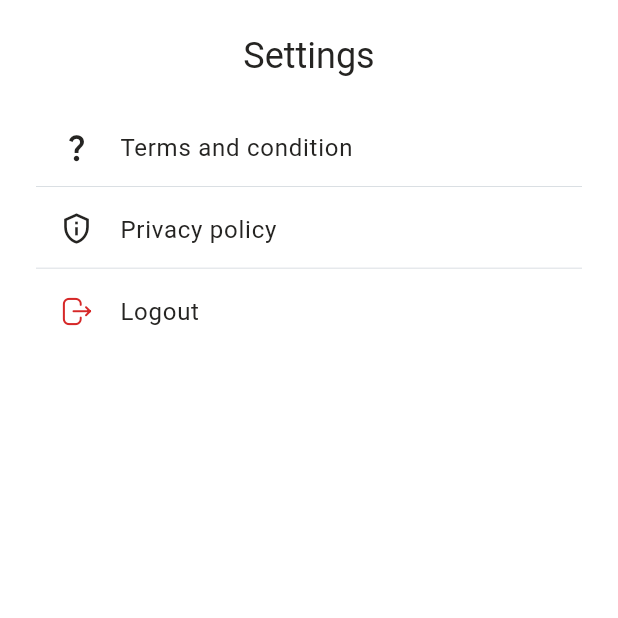
After one commit to sina-moradbakhti/rewear, a Flutter app: the Settings screen opened by its route, on a phone screen of 412 x 824 dp, the top half of it. The commit adds this screen. Run offline on Flutter 3.47's test engine with Material 2 defaults, Android fonts, the phone set to English and light mode, and no system bars; our stand-ins replace cloud_firestore, firebase_auth, firebase_core, flutter_svg, get, get_storage and 2 more; missing offline and left inert: ms_material_color; accounts and stored records are empty; statements that could not run were skipped.

Commit message:
large update

```diff
--- /dev/null
+++ b/lib/blocs/search.bloc.dart
@@ -0,0 +1,3 @@
+import 'package:get/get.dart';
+
+class SearchBloc extends GetxController {}
--- a/lib/blocs/signup.bloc.dart
+++ b/lib/blocs/signup.bloc.dart
@@ -90,6 +90,7 @@ class SignupBloc extends GetxController {
           .add(user.toJsonForFirestore());
       AppInit().user = user;
       await AppInit().user.saveToCacheAndLogin();
+      loading.value = false; // Stop loading
       Get.offAllNamed(MyRoutes.home);
     } catch (error) {
       loading.value = false; // Stop loading
--- a/lib/generals/routes.dart
+++ b/lib/generals/routes.dart
@@ -10,4 +10,6 @@ class MyRoutes {
   static const String repair = '/repair';
   static const String promotion = '/promotion';
   static const String redesign = '/redesign';
+  static const String settings = '/settings';
+  static const String search = '/search';
 }
--- a/lib/generals/strings.dart
+++ b/lib/generals/strings.dart
@@ -49,4 +49,16 @@ class MyStrings {
 
   // Promotion
   static const String promotion_title = 'Promotion';
+
+  // Settings
+  static const String settings_title = 'Settings';
+
+  // Settings
+  static const String search_title = 'Search';
+
+  // Generals
+  static const String termsCondition = 'Terms and condition';
+  static const String privacyPolicy = 'Privacy policy';
+  static const String privacyStatement = 'Privacy Statement';
+  static const String logOut = 'Logout';
 }
--- a/lib/generals/widgets/loading.widget.dart
+++ b/lib/generals/widgets/loading.widget.dart
@@ -1,6 +1,4 @@
 import 'package:flutter/material.dart';
-import 'package:flutter/src/foundation/key.dart';
-import 'package:flutter/src/widgets/framework.dart';
 import 'package:rewear/generals/colors.dart';
 
 class MyLoading extends StatelessWidget {
--- a/lib/main.dart
+++ b/lib/main.dart
@@ -11,6 +11,8 @@ import 'package:rewear/views/login/view.dart';
 import 'package:rewear/views/promotion/view.dart';
 import 'package:rewear/views/redesign/view.dart';
 import 'package:rewear/views/repair/view.dart';
+import 'package:rewear/views/search/view.dart';
+import 'package:rewear/views/settings/view.dart';
 import 'package:rewear/views/signUp/view.dart';
 import 'package:rewear/views/welcomeScreen/view.dart';
 
@@ -41,6 +43,8 @@ class MyApp extends StatelessWidget {
           GetPage(name: MyRoutes.repair, page: () => const Repair()),
           GetPage(name: MyRoutes.promotion, page: () => const Promotion()),
           GetPage(name: MyRoutes.home, page: () => const Home()),
+          GetPage(name: MyRoutes.settings, page: () => Settings()),
+          GetPage(name: MyRoutes.search, page: () => Search()),
         ],
         initialRoute: MyRoutes.launch, // MyRoutes.launch
       ),
--- a/lib/models/user.dart
+++ b/lib/models/user.dart
@@ -5,7 +5,7 @@ import 'package:rewear/models/userType.enum.dart';
 class User {
   final String? uid;
   final String? fullname;
-  final String? token;
+  String? token;
   final String? email;
   final UserType? role;
 
--- /dev/null
+++ b/lib/views/settings/view.dart
@@ -0,0 +1,109 @@
+import 'package:flutter/material.dart';
+import 'package:get/get.dart';
+import 'package:rewear/blocs/settings.bloc.dart';
+import 'package:rewear/generals/colors.dart';
+import 'package:rewear/generals/constants.dart';
+import 'package:rewear/generals/iconly_font_icons.dart';
+import 'package:rewear/generals/strings.dart';
+import 'package:rewear/generals/widgets/customAppbar.widget.dart';
+import 'package:rewear/generals/widgets/hr.widget.dart';
+
+class Settings extends StatelessWidget {
+  Settings({Key? key}) : super(key: key);
+
+  final bloc = Get.put(SettingsBloc());
+
+  @override
+  Widget build(BuildContext context) {
+    return Scaffold(
+      appBar: CustomAppbar(
+        centerTitle: true,
+        title: Text(
+          MyStrings.settings_title,
+          style: Get.theme.textTheme.headline5,
+        ),
+      ),
+      body: SafeArea(
+        bottom: false,
+        child: SingleChildScrollView(
+          child: Padding(
+            padding: MyConstants.primaryPadding.copyWith(top: 0),
+            child: Column(
+              mainAxisAlignment: MainAxisAlignment.spaceBetween,
+              crossAxisAlignment: CrossAxisAlignment.start,
+              children: [
+                SettingsItemWidget(
+                  title: MyStrings.termsCondition,
+                  icon: Icons.question_mark_outlined,
+                  onTapped: bloc.terms,
+                ),
+                SettingsItemWidget(
+                  title: MyStrings.privacyPolicy,
+                  icon: Icons.privacy_tip_outlined,
+                  onTapped: bloc.privacy,
+                ),
+                SettingsItemWidget(
+                  title: MyStrings.logOut,
+                  icon: IconlyFont.logout,
+                  redColor: true,
+                  isTheLast: true,
+                  onTapped: bloc.exit,
+                )
+              ],
+            ),
+          ),
+        ),
+      ),
+    );
+  }
+}
+
+class SettingsItemWidget extends StatelessWidget {
+  final String title;
+  final IconData? icon;
+  final VoidCallback? onTapped;
+  final bool isTheLast;
+  final bool redColor;
+  const SettingsItemWidget(
+      {Key? key,
+      required this.title,
+      this.icon,
+      this.redColor = false,
+      this.isTheLast = false,
+      this.onTapped})
+      : super(key: key);
+
+  @override
+  Widget build(BuildContext context) {
+    final Widget button = InkWell(
+      onTap: onTapped,
+      child: Padding(
+        padding: const EdgeInsets.all(16),
+        child: Row(
+          mainAxisAlignment: MainAxisAlignment.start,
+          crossAxisAlignment: CrossAxisAlignment.center,
+          children: [
+            SizedBox(
+              width: 20,
+              height: 20,
+              child: Icon(icon,
+                  color: redColor ? MyColors.red : MyColors.black, size: 22),
+            ),
+            Padding(
+              padding: const EdgeInsets.only(left: 20),
+              child: Text(
+                title,
+                style: Get.theme.textTheme.bodyText1,
+              ),
+            ),
+          ],
+        ),
+      ),
+    );
+    return isTheLast
+        ? button
+        : Column(
+            children: [button, const Hr()],
+          );
+  }
+}
--- a/lib/views/signUp/view.dart
+++ b/lib/views/signUp/view.dart
@@ -117,7 +117,7 @@ class SignUp extends StatelessWidget {
                                 text:
                                     'By clicking Sign up, you agree to our\n'),
                             TextSpan(
-                                text: 'Terms and condition',
+                                text: MyStrings.termsCondition,
                                 recognizer: TapGestureRecognizer()
                                   ..onTap = () => AppInit()
                                       .openLink(AppInit.TERMS_CONDITION_URL),
@@ -126,7 +126,7 @@ class SignUp extends StatelessWidget {
                                     decoration: TextDecoration.underline)),
                             const TextSpan(text: ' and '),
                             TextSpan(
-                                text: 'Privacy Statement',
+                                text: MyStrings.privacyStatement,
                                 recognizer: TapGestureRecognizer()
                                   ..onTap = () => AppInit()
                                       .openLink(AppInit.PRIVACY_POLICY_URL),
--- a/pubspec.yaml
+++ b/pubspec.yaml
@@ -19,7 +19,7 @@ dependencies:
   firebase_auth: ^3.4.2
   image_picker: ^0.8.5+3
   firebase_core: ^1.20.0
-  cloud_firestore: ^3.4.0
+  cloud_firestore: ^3.4.0 # https://github.com/firebase/flutterfire/issues/2751
   url_launcher: ^6.1.5
 
 dev_dependencies:
```
Also changed, not shown: lib/blocs/login.bloc.dart (+76 -3 lines), lib/blocs/settings.bloc.dart (added, +31 -0 lines), lib/generals/modals/cityPicker.modal.dart (added, +24 -0 lines), lib/generals/widgets/homeAppbar.widget.dart (+16 -8 lines), lib/views/findServices/view.dart (+21 -12 lines), lib/views/login/view.dart (+8 -3 lines), lib/views/search/view.dart (added, +25 -0 lines), 1 other file.
